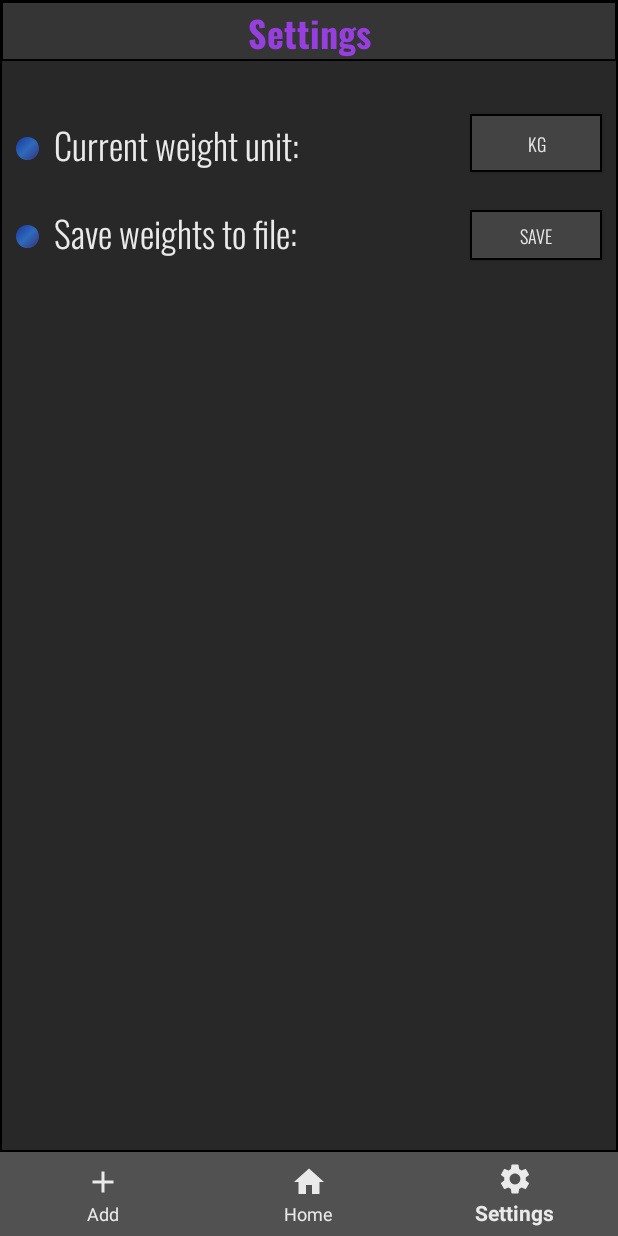
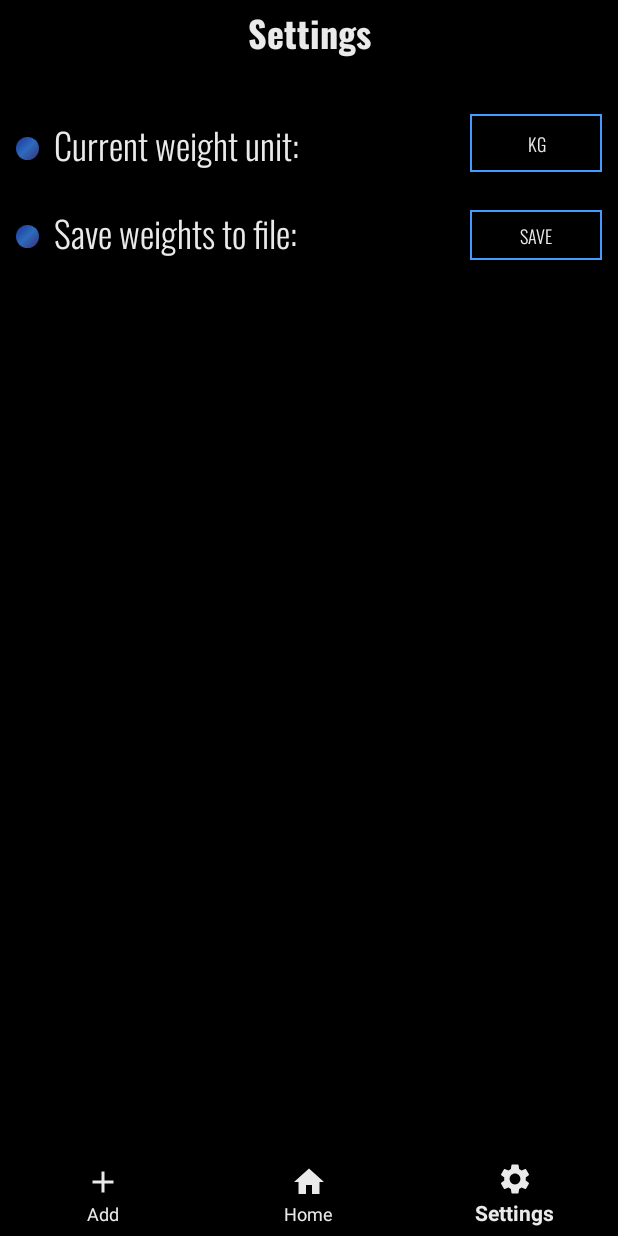
Before and after one commit to ErnestasOkunevic/Size-Tracker, an Android app: the screen it shows after launch (MainActivity), item 3 of the bottom bar chosen, on a phone screen of 412 x 824 dp. Run offline under Robolectric (Android 15) with nearby library versions, the phone set to English and light mode, and no system bars; our stand-ins replace Room's generated code; libraries missing offline, so code that uses them is left out: com.github.mikephil.charting; 20 statements that could not run were skipped.

Commit message:
Changed the look of the UI

```diff
--- a/app/src/main/java/com/ernokun/sizetracker/activities/fragments/HomeFragment.java
+++ b/app/src/main/java/com/ernokun/sizetracker/activities/fragments/HomeFragment.java
@@ -142,7 +142,7 @@ public class HomeFragment extends Fragment {
         int weightCount = weightList.size();
 
 
-        // Only the newest 12 weights should be shown on the graph.
+        // Only the newest MAX_WEIGHT_AMOUNT number of weights should be shown on the graph.
         if (weightCount > MAX_WEIGHT_AMOUNT)
             weightCount = MAX_WEIGHT_AMOUNT;
 
@@ -220,7 +220,7 @@ public class HomeFragment extends Fragment {
         dataSet.setColor(myResources.getBlue());
         dataSet.setCircleColor(myResources.getBlack());
         dataSet.setValueTextColor(myResources.getWhite());
-        dataSet.setHighLightColor(myResources.getBlack());
+        dataSet.setHighLightColor(myResources.getPurple());
         dataSet.setCircleHoleColor(myResources.getWhite());
 
         // Bundling up the data and returning it.
@@ -244,7 +244,7 @@ public class HomeFragment extends Fragment {
         graph.setNoDataTextColor(myResources.getWhite());
 
         graph.setDrawGridBackground(true);
-        graph.setGridBackgroundColor(myResources.getDark());
+        graph.setGridBackgroundColor(myResources.getBlack());
 
         graph.setDrawBorders(true);
         graph.setBorderColor(myResources.getBlack());
--- a/app/src/main/java/com/ernokun/sizetracker/utils/MyResources.java
+++ b/app/src/main/java/com/ernokun/sizetracker/utils/MyResources.java
@@ -42,7 +42,7 @@ public class MyResources {
 
     private void setupColorsFromResources() {
         white = resources.getColor(R.color.white, null);
-        dark = resources.getColor(R.color.dark, null);
+        dark = resources.getColor(R.color.grey, null);
         purple = resources.getColor(R.color.purple, null);
         blue = resources.getColor(R.color.blue, null);
         black = resources.getColor(R.color.black, null);
--- /dev/null
+++ b/app/src/main/res/drawable/bg_bottom_nav_bar.xml
@@ -0,0 +1,6 @@
+<?xml version="1.0" encoding="utf-8"?>
+<shape xmlns:android="http://schemas.android.com/apk/res/android">
+
+    <solid android:color="@color/black" />
+
+</shape>
--- a/app/src/main/res/drawable/bg_button.xml
+++ b/app/src/main/res/drawable/bg_button.xml
@@ -1,11 +1,11 @@
 <?xml version="1.0" encoding="utf-8"?>
 <shape xmlns:android="http://schemas.android.com/apk/res/android">
     <solid
-        android:color="#434343"/>
+        android:color="@color/black"/>
 
     <stroke
         android:width="1dp"
-        android:color="#000000" />
+        android:color="@color/blue" />
 
     <padding
         android:bottom="1dp"
--- a/app/src/main/res/drawable/fragment_name_background.xml
+++ b/app/src/main/res/drawable/bg_fragment_name.xml
@@ -1,11 +1,7 @@
 <?xml version="1.0" encoding="utf-8"?>
 <shape xmlns:android="http://schemas.android.com/apk/res/android">
     <solid
-        android:color="#353535"/>
-
-    <stroke
-        android:width="1dp"
-        android:color="#000000" />
+        android:color="@color/black"/>
 
     <padding
         android:bottom="1dp"
--- a/app/src/main/res/drawable/bg_main.xml
+++ b/app/src/main/res/drawable/bg_main.xml
@@ -1,17 +1,7 @@
 <?xml version="1.0" encoding="utf-8"?>
 <shape xmlns:android="http://schemas.android.com/apk/res/android">
-    <!--    <gradient-->
-    <!--        android:angle="135"-->
-    <!--        android:centerColor="#2D2D2D"-->
-    <!--        android:endColor="#515151"-->
-    <!--        android:startColor="#121212" />-->
-
-<!--    <gradient-->
-<!--        android:endColor="#1E1E1E"-->
-<!--        android:startColor="#434343" />-->
-
     <solid
-        android:color="#282828"/>
+        android:color="@color/black"/>
 
     <stroke
         android:width="1dp"
--- a/app/src/main/res/drawable/bottom_nav_bar_background.xml
+++ /dev/null
@@ -1,8 +0,0 @@
-<?xml version="1.0" encoding="utf-8"?>
-<shape xmlns:android="http://schemas.android.com/apk/res/android">
-    <gradient
-        android:angle="135"
-
-        android:endColor="#515151"
-        android:startColor="#515151" />
-</shape>
--- a/app/src/main/res/layout/activity_main.xml
+++ b/app/src/main/res/layout/activity_main.xml
@@ -18,7 +18,7 @@
         android:layout_height="wrap_content"
         android:layout_alignParentBottom="true"
         android:layout_marginBottom="0dp"
-        android:background="@drawable/bottom_nav_bar_background"
+        android:background="@drawable/bg_bottom_nav_bar"
         app:itemIconTint="@color/white"
         app:itemTextColor="@color/white"
         app:menu="@menu/bottom_navigation" />
--- a/app/src/main/res/layout/fragment_add.xml
+++ b/app/src/main/res/layout/fragment_add.xml
@@ -12,11 +12,11 @@
         android:layout_height="wrap_content"
         android:layout_centerHorizontal="true"
         android:layout_marginBottom="50dp"
-        android:background="@drawable/fragment_name_background"
+        android:background="@drawable/bg_fragment_name"
         android:fontFamily="@font/oswald_bold"
         android:text="Add weight"
         android:textAlignment="center"
-        android:textColor="@color/purple"
+        android:textColor="@color/white"
         android:textSize="24dp" />
 
     <ImageView
--- a/app/src/main/res/layout/fragment_home.xml
+++ b/app/src/main/res/layout/fragment_home.xml
@@ -10,11 +10,11 @@
         android:layout_height="wrap_content"
         android:layout_centerHorizontal="true"
         android:layout_marginBottom="1dp"
-        android:background="@drawable/fragment_name_background"
+        android:background="@drawable/bg_fragment_name"
         android:fontFamily="@font/oswald_bold"
         android:text="Home"
         android:textAlignment="center"
-        android:textColor="@color/purple"
+        android:textColor="@color/white"
         android:textSize="24sp" />
 
 
--- a/app/src/main/res/layout/fragment_settings.xml
+++ b/app/src/main/res/layout/fragment_settings.xml
@@ -12,11 +12,11 @@
         android:layout_height="wrap_content"
         android:layout_centerHorizontal="true"
         android:layout_marginBottom="35dp"
-        android:background="@drawable/fragment_name_background"
+        android:background="@drawable/bg_fragment_name"
         android:fontFamily="@font/oswald_bold"
         android:text="Settings"
         android:textAlignment="center"
-        android:textColor="@color/purple"
+        android:textColor="@color/white"
         android:textSize="24dp" />
 
     <ImageView
--- a/app/src/main/res/menu/bottom_navigation.xml
+++ b/app/src/main/res/menu/bottom_navigation.xml
@@ -13,5 +13,5 @@
     <item
         android:id="@+id/nav_settings"
         android:icon="@drawable/ic_settings"
-        android:title="Settings"/>
+        android:title="Settings" />
 </menu>
--- a/app/src/main/res/values/colors.xml
+++ b/app/src/main/res/values/colors.xml
@@ -8,6 +8,8 @@
     <color name="purple">#973EDF</color>
     <color name="white">#EBEAEA</color>
     <color name="black">#000000</color>
-    <color name="dark">#434343</color>
+    <color name="grey">#434343</color>
+    <color name="light_grey">#515151</color>
+    <color name="dark_grey">#282828</color>
 
 </resources>
```
